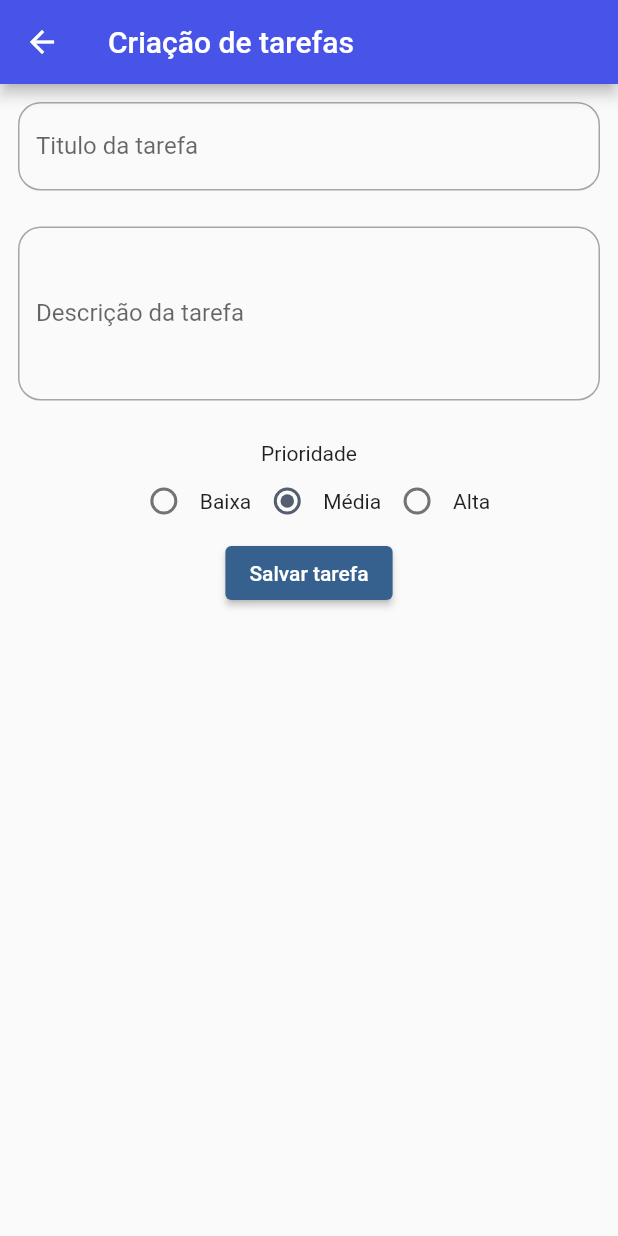
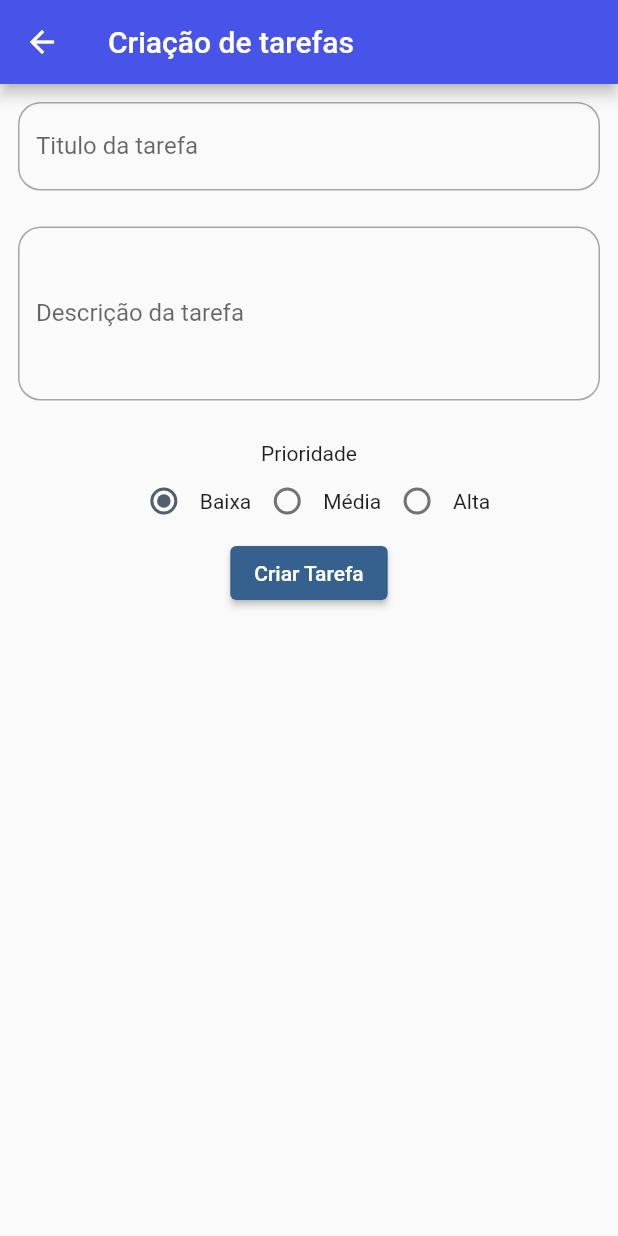
Before and after one commit to elian-r-ribeiro/multiTaskApp, a Flutter app: the MyWidget screen opened directly, after a tap on the "add" icon, on a phone screen of 412 x 824 dp. Run offline on Flutter 3.47's test engine with Material 3 defaults, Android fonts, the phone set to English and light mode, and no system bars; our stand-ins replace image_picker, shared_preferences; accounts and stored records are empty; network calls fail.

Commit message:
Added the task priority and the image uploader

```diff
--- a/lib/main.dart
+++ b/lib/main.dart
@@ -1,6 +1,10 @@
+import 'dart:io';
+
 import 'package:flutter/material.dart';
+import 'package:image_picker/image_picker.dart';
 import 'package:project_test/views/form.dart';
 import 'package:project_test/views/list.dart';
+import 'package:shared_preferences/shared_preferences.dart';
 
 void main() {
   runApp(const MyApp());
@@ -21,7 +25,7 @@ class MyApp extends StatelessWidget {
       ),
       home: MyWidget(),
       routes: {
-        //  '/': (context) => MyWidget(),
+        // '/': (context) => MyWidget(),
         'listaDeTarefas': (context) => ListViewTasks(),
         'formDeTarefas': (context) => FormViewTasks()
       },
@@ -37,6 +41,37 @@ class MyWidget extends StatefulWidget {
 }
 
 class _MyWidgetState extends State<MyWidget> {
+  File? _image;
+  ImagePicker _picker = ImagePicker();
+
+  pickImage() async {
+    XFile? pickedFile = await _picker.pickImage(source: ImageSource.gallery);
+    SharedPreferences prefs = await SharedPreferences.getInstance();
+
+    if (pickedFile != null) {
+      prefs.setString('image_path', pickedFile.path);
+      setState(() {
+        _image = File(pickedFile.path);
+      });
+    }
+  }
+
+  loadImage() async {
+    SharedPreferences prefs = await SharedPreferences.getInstance();
+    String? imagePath = prefs.getString('image_path');
+    if (imagePath != null) {
+      setState(() {
+        _image = File(imagePath);
+      });
+    }
+  }
+
+  @override
+  void initState() {
+    loadImage();
+    super.initState();
+  }
+
   @override
   Widget build(BuildContext context) {
     return Scaffold(
@@ -45,16 +80,21 @@ class _MyWidgetState extends State<MyWidget> {
         child: Column(
           children: [
             UserAccountsDrawerHeader(
-              accountName: Text(
-                'Paulin Bacana',
-                style: TextStyle(fontSize: 24),
-              ),
-              accountEmail: Text('paulinbacana@gmail.com'),
-              currentAccountPicture: CircleAvatar(
-                backgroundColor: Colors.white,
-                child: Icon(Icons.person),
-              ),
-            ),
+                accountName: Text(
+                  'Elian',
+                  style: TextStyle(fontSize: 24),
+                ),
+                accountEmail: Text('elianrodriguesribeiro@gmail.com'),
+                currentAccountPicture: ClipOval(
+                  child: Container(
+                    height: 100,
+                    width: 100,
+                    child: FittedBox(
+                      fit: BoxFit.fill,
+                      child: Image.asset('assets/Profile Picture.png'),
+                    ),
+                  ),
+                )),
             ListTile(
               title: Text(
                 'Lista de Tarefas',
@@ -76,6 +116,25 @@ class _MyWidgetState extends State<MyWidget> {
       ),
       body: Stack(
         children: [
+          SingleChildScrollView(
+              child: Column(
+            children: [
+              Image.network('https://i.ytimg.com/vi/1E-UftIFYoA/hqdefault.jpg'),
+              _image != null
+                  ? Image.file(
+                      _image!,
+                      fit: BoxFit.cover,
+                      width: 300,
+                      height: 300,
+                    )
+                  : Container(),
+              ElevatedButton(
+                  onPressed: () {
+                    pickImage();
+                  },
+                  child: Text("Selecionar imagem da galeria"))
+            ],
+          )),
           Padding(
               padding: EdgeInsets.only(bottom: 20, right: 10),
               child: Align(
--- a/lib/views/form.dart
+++ b/lib/views/form.dart
@@ -1,4 +1,5 @@
 import 'package:flutter/material.dart';
+import 'package:flutter/widgets.dart';
 import 'package:project_test/models/task_model.dart';
 import 'package:project_test/service/task_service.dart';
 
@@ -12,7 +13,7 @@ class FormViewTasks extends StatefulWidget {
 }
 
 class _FormViewTasksState extends State<FormViewTasks> {
-  String selectedPriority = 'média';
+  String priority = 'baixa';
   final _formKey = GlobalKey<FormState>();
   TextEditingController _titleController = TextEditingController();
   TextEditingController _descriptionController = TextEditingController();
@@ -20,27 +21,29 @@ class _FormViewTasksState extends State<FormViewTasks> {
 
   @override
   void initState() {
-    if (widget.task != null) {
+    if(widget.task != null){
       _titleController.text = widget.task!.title!;
       _descriptionController.text = widget.task!.description!;
+      priority = widget.task!.priority ?? 'baixa';
     }
     super.initState();
   }
+
 
   @override
   Widget build(BuildContext context) {
     final bool isIndexNotNull = widget.index != null;
     return Scaffold(
       appBar: AppBar(
-          title: isIndexNotNull
-              ? Text('Editar tarefa')
-              : Text('Criação de tarefas'),
+        title: isIndexNotNull? Text('Edição de tarefas') : Text('Criação de tarefas'),
         backgroundColor: Color.fromARGB(255, 71, 84, 231),
       ),
-        body: Form(
-          key: _formKey,
-          child: Column(
+      body:
+      Form (key: _formKey,
+          child:
+      Column(
         children: [
+
           Padding(
               padding: EdgeInsets.all(12),
               child: TextFormField(
@@ -51,14 +54,10 @@ class _FormViewTasksState extends State<FormViewTasks> {
                   }
                   return null;
                 },
-                    onChanged: (value) {
-                      print(_titleController.text);
-                    },
                 decoration: InputDecoration(
                     label: Text('Titulo da tarefa'),
                     border: OutlineInputBorder(
-                            borderRadius:
-                                BorderRadius.all(Radius.circular(15)))),
+                        borderRadius: BorderRadius.all(Radius.circular(15)))),
               )),
           Padding(
               padding: EdgeInsets.all(12),
@@ -70,83 +69,68 @@ class _FormViewTasksState extends State<FormViewTasks> {
                   }
                   return null;
                 },
-                    onChanged: (value) {
-                      print(_titleController.text);
-                    },
                 keyboardType: TextInputType.multiline,
                 maxLines: 4,
                 minLines: null,
                 decoration: InputDecoration(
                     label: Text('Descrição da tarefa'),
                     border: OutlineInputBorder(
-                            borderRadius:
-                                BorderRadius.all(Radius.circular(15)))),
+                        borderRadius: BorderRadius.all(Radius.circular(15)))),
               )),
           SizedBox(height: 15),
           Text('Prioridade'),
           Row(
             mainAxisAlignment: MainAxisAlignment.center,
             children: [
-                  Radio<String>(
+              Radio(
                 value: 'baixa',
-                      groupValue: selectedPriority,
+                groupValue: priority,
                 onChanged: (value) {
                   setState(() {
-                          if (value != null) {
-                            selectedPriority = value;
-                            print(selectedPriority);
+                    if(value != null){
+                      priority = value;
                     }
                   });
                 }),
                 Text('Baixa'),
-                  Radio<String>(
+                Radio(
                 value: 'média',
-                      groupValue: selectedPriority,
+                groupValue: priority,
                 onChanged: (value) {
                   setState(() {
-                          if (value != null) {
-                            selectedPriority = value;
-                            print(selectedPriority);
+                    if(value != null){
+                      priority = value;
                     }
                   });
                 }),
                 Text('Média'),
-                  Radio<String>(
+                Radio(
                 value: 'alta',
-                      groupValue: selectedPriority,
+                groupValue: priority,
                 onChanged: (value) {
                   setState(() {
-                          if (value != null) {
-                            selectedPriority = value;
-                            print(selectedPriority);
+                    if(value != null){
+                      priority = value;
                     }
                   });
                 }),
                 Text('Alta')
             ],
           ),
-              ElevatedButton(
-                  onPressed: () async {
-                    if (_formKey.currentState!.validate()) {
+          ElevatedButton(onPressed: () async {
+            if(_formKey.currentState!.validate()){
               String titleNewTask = _titleController.text;
               String descriptionNewTask = _descriptionController.text;
-
-                      if (widget.task != null && widget.index != null) {
-                        await TasksService.editTask(
-                            widget.index!, titleNewTask, descriptionNewTask);
-                      } else {
-                        await TasksService.saveTask(
-                            titleNewTask, descriptionNewTask, false, 'baixa');
+              if(widget.task != null && widget.index != null){
+                await TasksService.editTask(widget.index!, titleNewTask, descriptionNewTask, priority);
+              }else{
+                 await TasksService.saveTask(titleNewTask, descriptionNewTask, false, priority);
               }
 
-                      Navigator.pop(context);
-                    }
-                  },
-                  child: isIndexNotNull
-                      ? Text('Alterar tarefa')
-                      : Text('Salvar tarefa'))
+          }}, child: isIndexNotNull? Text('Editar tarefa') : Text('Criar Tarefa'))
         ],
       ),
-        ));
+    )
+    );
   }
 }
```
Also changed, not shown: lib/models/task_model.dart (+5 -10 lines), lib/service/task_service.dart (+12 -18 lines), lib/views/list.dart (+46 -27 lines), pubspec.yaml (+5 -2 lines), assets/Profile Picture.png (added), assets/Sayori.jpg (added), assets/a.png (added), pubspec.lock, 5 other files. Lines whose indentation alone changed are shown as unchanged.
